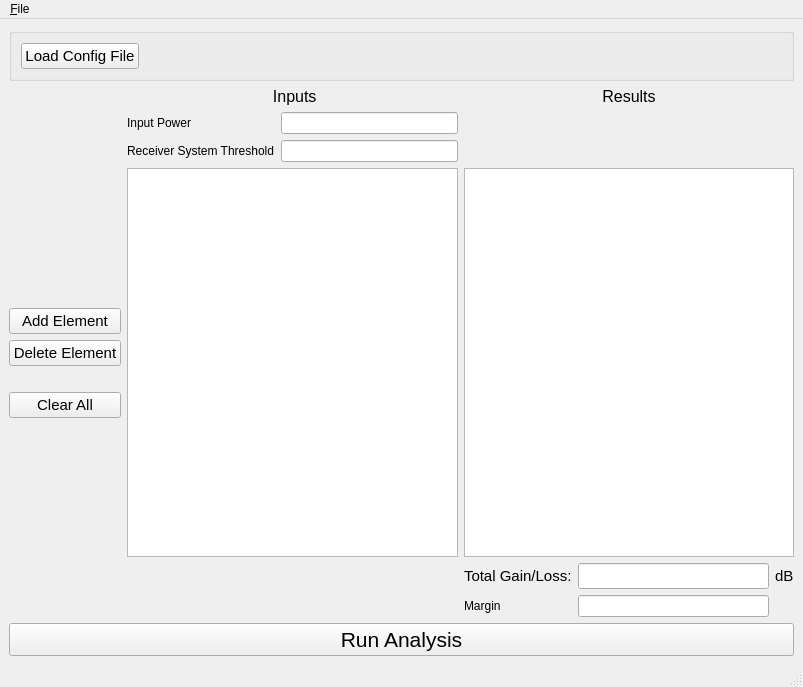
The window that project/app/ui/main_window.ui (LMaiorano/Link-Budget-Toolbox) describes before a commit, drawn with Qt 5.
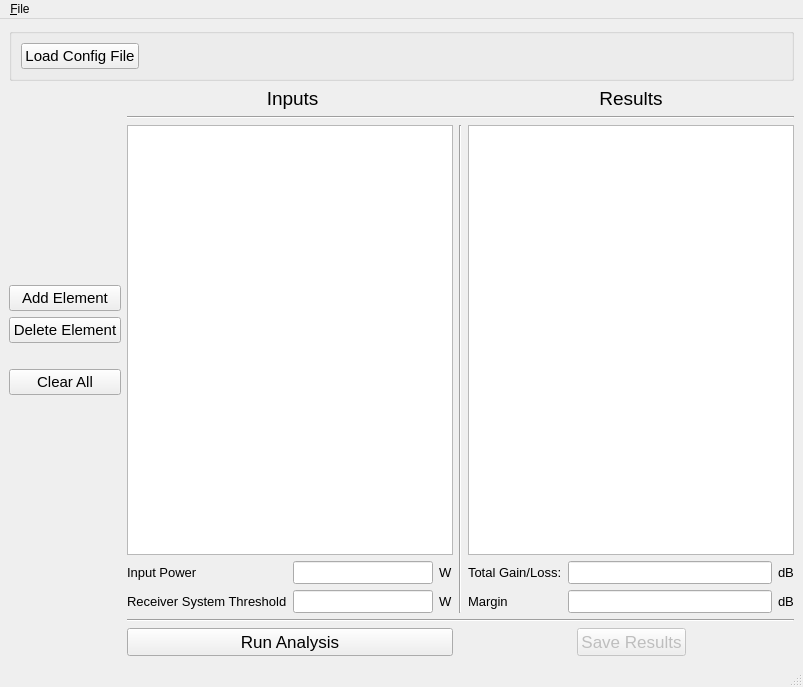
The same window after the commit.

Commit message: re-organized main window for general inputs and outputs

The edit to the form file:
```diff
--- a/project/app/ui/main_window.ui
+++ b/project/app/ui/main_window.ui
@@ -51,153 +51,7 @@
     </item>
     <item>
      <layout class="QGridLayout" name="gridLayout">
-      <item row="3" column="2">
-       <layout class="QGridLayout" name="gridLayout_2">
-        <item row="0" column="0">
-         <widget class="QLabel" name="label">
-          <property name="font">
-           <font>
-            <pointsize>11</pointsize>
-           </font>
-          </property>
-          <property name="text">
-           <string>Total Gain/Loss:</string>
-          </property>
-         </widget>
-        </item>
-        <item row="0" column="1">
-         <widget class="QLineEdit" name="txt_total">
-          <property name="font">
-           <font>
-            <pointsize>11</pointsize>
-            <weight>75</weight>
-            <bold>true</bold>
-           </font>
-          </property>
-          <property name="alignment">
-           <set>Qt::AlignRight|Qt::AlignTrailing|Qt::AlignVCenter</set>
-          </property>
-         </widget>
-        </item>
-        <item row="1" column="0">
-         <widget class="QLabel" name="label_4">
-          <property name="text">
-           <string>Margin</string>
-          </property>
-         </widget>
-        </item>
-        <item row="0" column="2">
-         <widget class="QLabel" name="label_2">
-          <property name="font">
-           <font>
-            <pointsize>11</pointsize>
-           </font>
-          </property>
-          <property name="text">
-           <string>dB</string>
-          </property>
-         </widget>
-        </item>
-        <item row="1" column="1">
-         <widget class="QLineEdit" name="lineEdit_2"/>
-        </item>
-       </layout>
-      </item>
-      <item row="0" column="1">
-       <widget class="QLabel" name="lbl_elements">
-        <property name="sizePolicy">
-         <sizepolicy hsizetype="Preferred" vsizetype="Preferred">
-          <horstretch>0</horstretch>
-          <verstretch>0</verstretch>
-         </sizepolicy>
-        </property>
-        <property name="minimumSize">
-         <size>
-          <width>0</width>
-          <height>0</height>
-         </size>
-        </property>
-        <property name="font">
-         <font>
-          <pointsize>12</pointsize>
-         </font>
-        </property>
-        <property name="text">
-         <string> Inputs</string>
-        </property>
-        <property name="alignment">
-         <set>Qt::AlignCenter</set>
-        </property>
-       </widget>
-      </item>
-      <item row="0" column="2">
-       <widget class="QLabel" name="lbl_results">
-        <property name="sizePolicy">
-         <sizepolicy hsizetype="Preferred" vsizetype="Preferred">
-          <horstretch>0</horstretch>
-          <verstretch>0</verstretch>
-         </sizepolicy>
-        </property>
-        <property name="minimumSize">
-         <size>
-          <width>0</width>
-          <height>0</height>
-         </size>
-        </property>
-        <property name="font">
-         <font>
-          <pointsize>12</pointsize>
-         </font>
-        </property>
-        <property name="text">
-         <string>Results</string>
-        </property>
-        <property name="alignment">
-         <set>Qt::AlignCenter</set>
-        </property>
-       </widget>
-      </item>
-      <item row="2" column="2">
-       <widget class="QTableWidget" name="tbl_results">
-        <property name="sizePolicy">
-         <sizepolicy hsizetype="MinimumExpanding" vsizetype="Expanding">
-          <horstretch>0</horstretch>
-          <verstretch>0</verstretch>
-         </sizepolicy>
-        </property>
-        <property name="minimumSize">
-         <size>
-          <width>200</width>
-          <height>0</height>
-         </size>
-        </property>
-       </widget>
-      </item>
-      <item row="1" column="1">
-       <layout class="QGridLayout" name="gridLayout_3">
-        <item row="0" column="1">
-         <widget class="QLineEdit" name="lineEdit"/>
-        </item>
-        <item row="0" column="0">
-         <widget class="QLabel" name="label_3">
-          <property name="text">
-           <string>Input Power</string>
-          </property>
-         </widget>
-        </item>
-        <item row="1" column="0">
-         <widget class="QLabel" name="label_5">
-          <property name="text">
-           <string>Receiver System Threshold</string>
-          </property>
-         </widget>
-        </item>
-        <item row="1" column="1">
-         <widget class="QLineEdit" name="lineEdit_3"/>
-        </item>
-       </layout>
-      </item>
-      <item row="2" column="1">
+      <item row="3" column="1">
        <widget class="QTableWidget" name="tbl_elements">
         <property name="sizePolicy">
          <sizepolicy hsizetype="MinimumExpanding" vsizetype="Expanding">
@@ -231,7 +85,197 @@
         </attribute>
        </widget>
       </item>
-      <item row="2" column="0">
+      <item row="6" column="1">
+       <widget class="QPushButton" name="btn_run_process">
+        <property name="minimumSize">
+         <size>
+          <width>200</width>
+          <height>0</height>
+         </size>
+        </property>
+        <property name="font">
+         <font>
+          <pointsize>13</pointsize>
+         </font>
+        </property>
+        <property name="text">
+         <string>Run Analysis</string>
+        </property>
+       </widget>
+      </item>
+      <item row="0" column="3">
+       <widget class="QLabel" name="lbl_results">
+        <property name="sizePolicy">
+         <sizepolicy hsizetype="Preferred" vsizetype="Preferred">
+          <horstretch>0</horstretch>
+          <verstretch>0</verstretch>
+         </sizepolicy>
+        </property>
+        <property name="minimumSize">
+         <size>
+          <width>0</width>
+          <height>0</height>
+         </size>
+        </property>
+        <property name="font">
+         <font>
+          <pointsize>14</pointsize>
+         </font>
+        </property>
+        <property name="text">
+         <string>Results</string>
+        </property>
+        <property name="alignment">
+         <set>Qt::AlignCenter</set>
+        </property>
+       </widget>
+      </item>
+      <item row="4" column="3">
+       <layout class="QGridLayout" name="gridLayout_2">
+        <item row="0" column="2">
+         <widget class="QLabel" name="label_2">
+          <property name="font">
+           <font>
+            <pointsize>10</pointsize>
+           </font>
+          </property>
+          <property name="text">
+           <string>dB</string>
+          </property>
+          <property name="buddy">
+           <cstring>txt_total</cstring>
+          </property>
+         </widget>
+        </item>
+        <item row="0" column="0">
+         <widget class="QLabel" name="label">
+          <property name="font">
+           <font>
+            <pointsize>10</pointsize>
+           </font>
+          </property>
+          <property name="text">
+           <string>Total Gain/Loss:</string>
+          </property>
+          <property name="buddy">
+           <cstring>txt_total</cstring>
+          </property>
+         </widget>
+        </item>
+        <item row="0" column="1">
+         <widget class="QLineEdit" name="txt_total">
+          <property name="font">
+           <font>
+            <pointsize>10</pointsize>
+            <weight>75</weight>
+            <bold>true</bold>
+           </font>
+          </property>
+          <property name="alignment">
+           <set>Qt::AlignRight|Qt::AlignTrailing|Qt::AlignVCenter</set>
+          </property>
+          <property name="readOnly">
+           <bool>true</bool>
+          </property>
+         </widget>
+        </item>
+        <item row="1" column="0">
+         <widget class="QLabel" name="label_4">
+          <property name="font">
+           <font>
+            <pointsize>10</pointsize>
+           </font>
+          </property>
+          <property name="text">
+           <string>Margin</string>
+          </property>
+          <property name="buddy">
+           <cstring>txt_margin</cstring>
+          </property>
+         </widget>
+        </item>
+        <item row="1" column="2">
+         <widget class="QLabel" name="label_6">
+          <property name="font">
+           <font>
+            <pointsize>10</pointsize>
+           </font>
+          </property>
+          <property name="text">
+           <string>dB</string>
+          </property>
+          <property name="buddy">
+           <cstring>txt_margin</cstring>
+          </property>
+         </widget>
+        </item>
+        <item row="1" column="1">
+         <widget class="QLineEdit" name="txt_margin">
+          <property name="font">
+           <font>
+            <pointsize>10</pointsize>
+           </font>
+          </property>
+          <property name="readOnly">
+           <bool>true</bool>
+          </property>
+         </widget>
+        </item>
+       </layout>
+      </item>
+      <item row="6" column="3">
+       <layout class="QHBoxLayout" name="horizontalLayout_2">
+        <item>
+         <spacer name="horizontalSpacer">
+          <property name="orientation">
+           <enum>Qt::Horizontal</enum>
+          </property>
+          <property name="sizeHint" stdset="0">
+           <size>
+            <width>40</width>
+            <height>20</height>
+           </size>
+          </property>
+         </spacer>
+        </item>
+        <item>
+         <widget class="QPushButton" name="btn_save_results">
+          <property name="enabled">
+           <bool>false</bool>
+          </property>
+          <property name="font">
+           <font>
+            <pointsize>13</pointsize>
+           </font>
+          </property>
+          <property name="text">
+           <string>Save Results</string>
+          </property>
+         </widget>
+        </item>
+        <item>
+         <spacer name="horizontalSpacer_2">
+          <property name="orientation">
+           <enum>Qt::Horizontal</enum>
+          </property>
+          <property name="sizeHint" stdset="0">
+           <size>
+            <width>40</width>
+            <height>20</height>
+           </size>
+          </property>
+         </spacer>
+        </item>
+       </layout>
+      </item>
+      <item row="1" column="1" colspan="3">
+       <widget class="Line" name="line">
+        <property name="orientation">
+         <enum>Qt::Horizontal</enum>
+        </property>
+       </widget>
+      </item>
+      <item row="3" column="0">
        <layout class="QVBoxLayout" name="verticalLayout_2">
         <item>
          <spacer name="verticalSpacer">
@@ -316,26 +360,147 @@
         </item>
        </layout>
       </item>
+      <item row="0" column="1">
+       <widget class="QLabel" name="lbl_elements">
+        <property name="sizePolicy">
+         <sizepolicy hsizetype="Preferred" vsizetype="Preferred">
+          <horstretch>0</horstretch>
+          <verstretch>0</verstretch>
+         </sizepolicy>
+        </property>
+        <property name="minimumSize">
+         <size>
+          <width>0</width>
+          <height>0</height>
+         </size>
+        </property>
+        <property name="font">
+         <font>
+          <pointsize>14</pointsize>
+         </font>
+        </property>
+        <property name="text">
+         <string> Inputs</string>
+        </property>
+        <property name="alignment">
+         <set>Qt::AlignCenter</set>
+        </property>
+       </widget>
+      </item>
+      <item row="3" column="3">
+       <widget class="QTableWidget" name="tbl_results">
+        <property name="sizePolicy">
+         <sizepolicy hsizetype="MinimumExpanding" vsizetype="Expanding">
+          <horstretch>0</horstretch>
+          <verstretch>0</verstretch>
+         </sizepolicy>
+        </property>
+        <property name="minimumSize">
+         <size>
+          <width>200</width>
+          <height>0</height>
+         </size>
+        </property>
+       </widget>
+      </item>
+      <item row="5" column="1" colspan="3">
+       <widget class="Line" name="line_2">
+        <property name="orientation">
+         <enum>Qt::Horizontal</enum>
+        </property>
+       </widget>
+      </item>
+      <item row="4" column="1">
+       <layout class="QGridLayout" name="gridLayout_3">
+        <item row="1" column="1">
+         <widget class="QLineEdit" name="txt_threshold">
+          <property name="font">
+           <font>
+            <pointsize>10</pointsize>
+           </font>
+          </property>
+          <property name="clearButtonEnabled">
+           <bool>false</bool>
+          </property>
+         </widget>
+        </item>
+        <item row="1" column="2">
+         <widget class="QLabel" name="label_8">
+          <property name="font">
+           <font>
+            <pointsize>10</pointsize>
+           </font>
+          </property>
+          <property name="text">
+           <string>W</string>
+          </property>
+         </widget>
+        </item>
+        <item row="0" column="1">
+         <widget class="QLineEdit" name="txt_in_power">
+          <property name="font">
+           <font>
+            <pointsize>10</pointsize>
+           </font>
+          </property>
+          <property name="clearButtonEnabled">
+           <bool>false</bool>
+          </property>
+         </widget>
+        </item>
+        <item row="1" column="0">
+         <widget class="QLabel" name="label_5">
+          <property name="font">
+           <font>
+            <pointsize>10</pointsize>
+           </font>
+          </property>
+          <property name="text">
+           <string>Receiver System Threshold</string>
+          </property>
+          <property name="buddy">
+           <cstring>txt_threshold</cstring>
+          </property>
+         </widget>
+        </item>
+        <item row="0" column="0">
+         <widget class="QLabel" name="label_3">
+          <property name="font">
+           <font>
+            <pointsize>10</pointsize>
+           </font>
+          </property>
+          <property name="text">
+           <string>Input Power</string>
+          </property>
+          <property name="buddy">
+           <cstring>txt_in_power</cstring>
+          </property>
+         </widget>
+        </item>
+        <item row="0" column="2">
+         <widget class="QLabel" name="label_7">
+          <property name="font">
+           <font>
+            <pointsize>10</pointsize>
+           </font>
+          </property>
+          <property name="text">
+           <string>W</string>
+          </property>
+         </widget>
+        </item>
+       </layout>
+      </item>
+      <item row="3" column="2" rowspan="2">
+       <widget class="Line" name="line_3">
+        <property name="orientation">
+         <enum>Qt::Vertical</enum>
+        </property>
+       </widget>
+      </item>
      </layout>
     </item>
-    <item>
-     <widget class="QPushButton" name="btn_run_process">
-      <property name="minimumSize">
-       <size>
-        <width>200</width>
-        <height>0</height>
-       </size>
-      </property>
-      <property name="font">
-       <font>
-        <pointsize>16</pointsize>
-       </font>
-      </property>
-      <property name="text">
-       <string>Run Analysis</string>
-      </property>
-     </widget>
-    </item>
     <item>
      <layout class="QHBoxLayout" name="horizontalLayout"/>
     </item>
```
Left out of the diff: 30 changed lines with no effect on the pictures. The commit also changes 1 other file.
